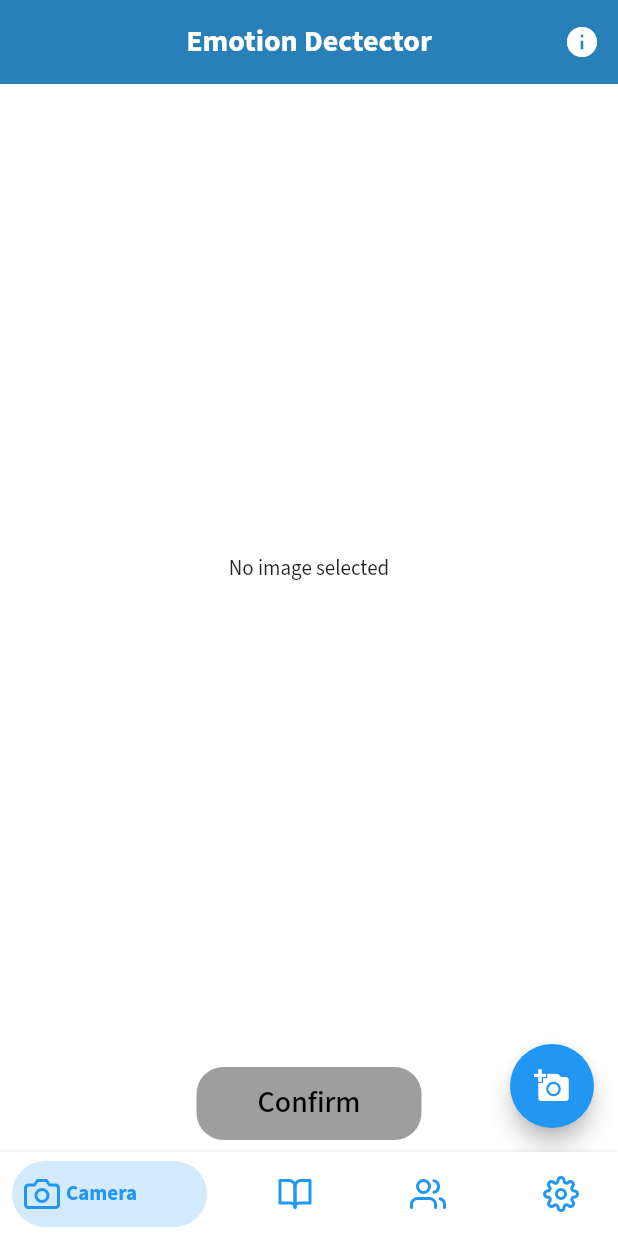
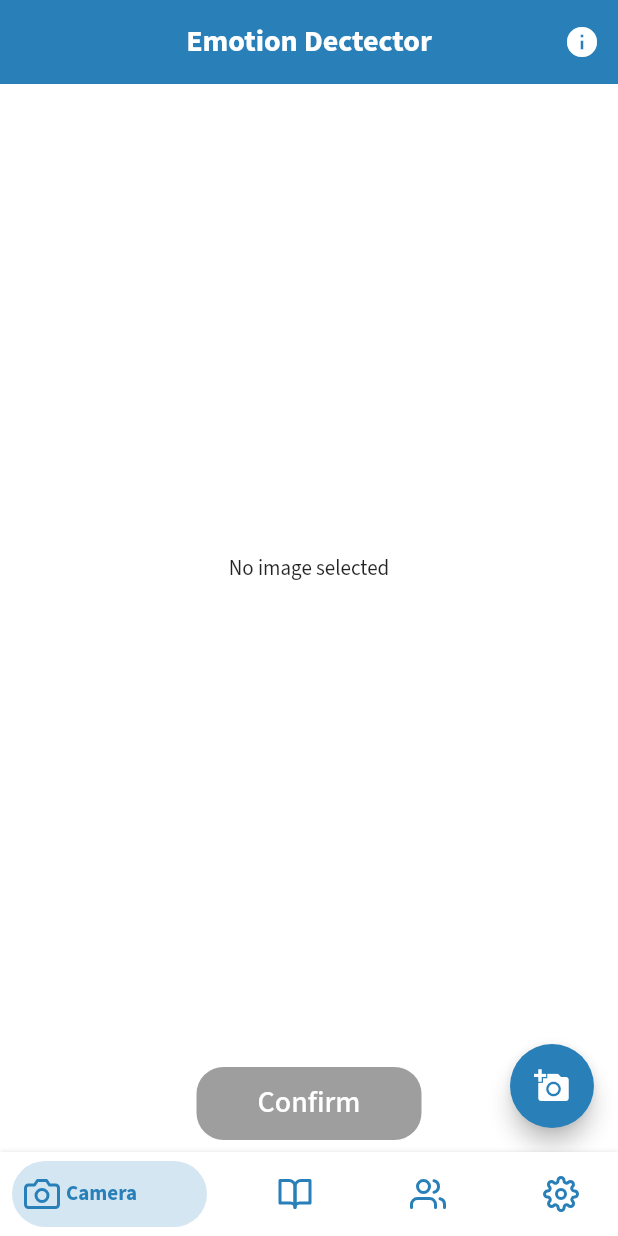
Before and after one commit to nguyenhoang2001/SOLUTION_CHALLENGE_2022, a Flutter app: the MainScreen screen opened directly, after a tap on the "add a photo" icon, on a phone screen of 412 x 824 dp. Run offline on Flutter 3.47's test engine with Material 2 defaults, Android fonts, the phone set to English and light mode, and no system bars; drawn by our look-alikes of bottom_navy_bar; our stand-ins replace cached_network_image, cloud_firestore, curved_navigation_bar, dio, firebase_auth, firebase_core and 18 more; missing offline and left inert: epub_viewer, objectdb, xml2json; accounts and stored records are empty; network calls fail.

Commit message:
Fixing bug reading books, updating new app name, app icon, set up prime color in places

```diff
--- a/lib/database/locator_helper.dart
+++ b/lib/database/locator_helper.dart
@@ -46,7 +46,6 @@ class LocatorDB {
     print('work here: ' + id);
     final db = ObjectDB(FileSystemStorage(await getPath()));
     print('The db: '+db.toString());
-
     List val =  await db.find({'bookId': id});
     await db.close();
     return val;
--- a/lib/main.dart
+++ b/lib/main.dart
@@ -7,7 +7,6 @@ import 'package:solution_challenge_2022/view_models/details_provider.dart';
 import 'package:solution_challenge_2022/view_models/favorites_provider.dart';
 import 'package:solution_challenge_2022/view_models/genre_provider.dart';
 import 'package:solution_challenge_2022/view_models/home_provider.dart';
-import 'package:solution_challenge_2022/views/authentication/authentication.dart';
 import 'package:solution_challenge_2022/views/splash/splash.dart';
 import 'package:google_fonts/google_fonts.dart';
 import 'package:provider/provider.dart';
--- a/lib/views/authentication/authentication.dart
+++ b/lib/views/authentication/authentication.dart
@@ -19,7 +19,7 @@ class _AuthenticationState extends State<Authentication> with TickerProviderStat
       body : Container(
         decoration: const BoxDecoration(
           image: DecorationImage(
-            image: AssetImage('assets/images/hoang.png'),
+            image: AssetImage('assets/images/app-background.jpg'),
             alignment: Alignment.topCenter,
           ),
         ),
--- a/lib/views/camera/Camera.dart
+++ b/lib/views/camera/Camera.dart
@@ -104,7 +104,7 @@ class _CameraState extends State<Camera> {
           ),
           onPressed: () => Navigator.push(context,
               MaterialPageRoute(builder: (context) => HomeScreen(emotion))),
-          color: Color.fromRGBO(0, 179, 134, 1.0),
+          color: Theme.of(context).primaryColor,
         ),
         DialogButton(
           child: Text(
@@ -176,9 +176,10 @@ class _CameraState extends State<Camera> {
           ],
         ),
         floatingActionButton: FloatingActionButton(
+          backgroundColor: Theme.of(context).primaryColor,
           onPressed: getImage,
           tooltip: 'Pick Image',
-          child: Icon(Icons.add_a_photo),
+          child: Icon(Icons.add_a_photo,),
         ),
 //        bottomNavigationBar: BottomNavigationBar(
 //          items: [
@@ -229,7 +230,7 @@ class _CameraState extends State<Camera> {
                   child: Container(
                     width: 150,
                     child: FlatButton(
-                      color: Color(0xFF63FFDA),
+                      color: Theme.of(context).primaryColor,
                       textColor: Colors.black,
                       disabledColor: Colors.grey,
                       disabledTextColor: Colors.black,
@@ -246,7 +247,7 @@ class _CameraState extends State<Camera> {
                       },
                       child: Text(
                         "Confirm",
-                        style: TextStyle(fontSize: 20.0),
+                        style: TextStyle(fontSize: 20.0,color: Colors.white),
                       ),
                     ),
                   ),
--- a/lib/views/camera/youtube/screens/home_screen.dart
+++ b/lib/views/camera/youtube/screens/home_screen.dart
@@ -94,8 +94,9 @@ class _HomeScreenState extends State<HomeScreen> {
   Widget build(BuildContext context) {
     return Scaffold(
       appBar: AppBar(
+        backgroundColor: Theme.of(context).primaryColor,
         centerTitle: true,
-        title: Text('${widget.emotion} playlist'),
+        title: Text('${widget.emotion} playlist', style: TextStyle(fontWeight: FontWeight.bold,),),
       ),
       body: _channel != null
      ? NotificationListener<ScrollNotification>(
--- a/lib/views/favorites/favorites.dart
+++ b/lib/views/favorites/favorites.dart
@@ -40,6 +40,7 @@ class _FavoritesState extends State<Favorites> {
           Widget? child) {
         return Scaffold(
           appBar: AppBar(
+            backgroundColor: Theme.of(context).primaryColor,
             centerTitle: true,
             title: Text(
               'Favorites',
--- a/lib/views/genre/genre.dart
+++ b/lib/views/genre/genre.dart
@@ -37,6 +37,7 @@ class _GenreState extends State<Genre> {
       builder: (BuildContext context, GenreProvider provider, Widget? child) {
         return Scaffold(
           appBar: AppBar(
+            backgroundColor: Theme.of(context).primaryColor,
             centerTitle: true,
             title: Text('${widget.title}',
               style: TextStyle(
--- a/lib/views/main_screen.dart
+++ b/lib/views/main_screen.dart
@@ -73,18 +73,22 @@ class _MainScreenState extends State<MainScreen> {
           // type: BottomNavigationBarType.fixed,
           items: <BottomNavyBarItem>[
             BottomNavyBarItem(
+              activeColor: Theme.of(context).primaryColor,
               icon: Icon(Feather.camera),
               title: Text('Camera'),
             ),
             BottomNavyBarItem(
+              activeColor: Theme.of(context).primaryColor,
               icon: Icon(Feather.book_open),
               title: Text('Book'),
             ),
             BottomNavyBarItem(
+              activeColor: Theme.of(context).primaryColor,
               icon: Icon(Feather.users),
               title: Text('Feed'),
             ),
             BottomNavyBarItem(
+              activeColor: Theme.of(context).primaryColor,
               icon: Icon(Feather.settings),
               title: Text('Settings'),
             ),
--- a/lib/views/registerView/registerView.dart
+++ b/lib/views/registerView/registerView.dart
@@ -26,7 +26,7 @@ class _RegisterViewState extends State<RegisterView> {
       body : Container(
         decoration: BoxDecoration(
           image: DecorationImage(
-            image: AssetImage('assets/images/hoang.png'),
+            image: AssetImage('assets/images/app-background.jpg'),
             alignment: Alignment.topCenter,
           ),
         ),
--- a/lib/views/settings/settings.dart
+++ b/lib/views/settings/settings.dart
@@ -32,11 +32,11 @@ class _ProfileState extends State<Profile> {
         'title': 'Downloads',
         'function': () => _pushPage(Downloads()),
       },
-      {
-        'icon': Feather.moon,
-        'title': 'Dark Mode',
-        'function': () => _pushPage(Downloads()),
-      },
+      // {
+      //   'icon': Feather.moon,
+      //   'title': 'Dark Mode',
+      //   'function': () => _pushPage(Downloads()),
+      // },
       {
         'icon': Feather.info,
         'title': 'About',
@@ -142,7 +142,7 @@ class _ProfileState extends State<Profile> {
             'About',
           ),
           content: Text(
-            'Designed by hooray',
+            'Designed by Booyah',
           ),
           actions: <Widget>[
             FlatButton(
--- a/lib/views/splash/splash.dart
+++ b/lib/views/splash/splash.dart
@@ -41,7 +41,7 @@ class _SplashState extends State<Splash> {
           mainAxisAlignment: MainAxisAlignment.center,
           children: <Widget>[
             Image.asset(
-              "assets/images/app-icon.png",
+              "assets/images/app-icon.jpg",
               height: 300.0,
               width: 300.0,
             ),
--- a/pubspec.yaml
+++ b/pubspec.yaml
@@ -66,7 +66,7 @@ dependencies:
   firebase_messaging: ^11.2.11 # this one a
   flutter_local_notifications: ^9.4.0 # this one a
   image_picker: ^0.8.4+11 # this one a
-  image_cropper: ^1.5.0 # this one a
+#  image_cropper: ^1.5.0 # this one a
   photo_view: ^0.13.0 # this one a
   url_launcher: ^6.0.20 # this one a
   keyboard_actions: ^3.4.7 # this one a
```
Also changed, not shown: lib/commons/utils.dart (+30 -31 lines), assets/images/app-background.jpg (added), assets/images/app-icon.jpg (added), pubspec.lock, 33 other files.
